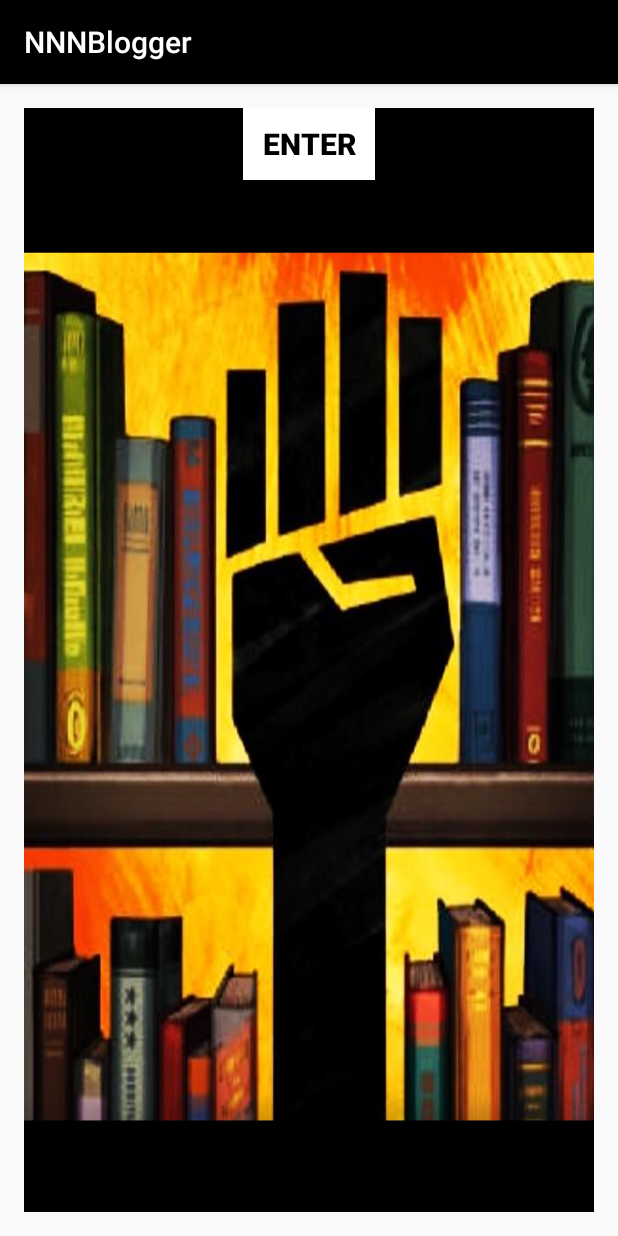
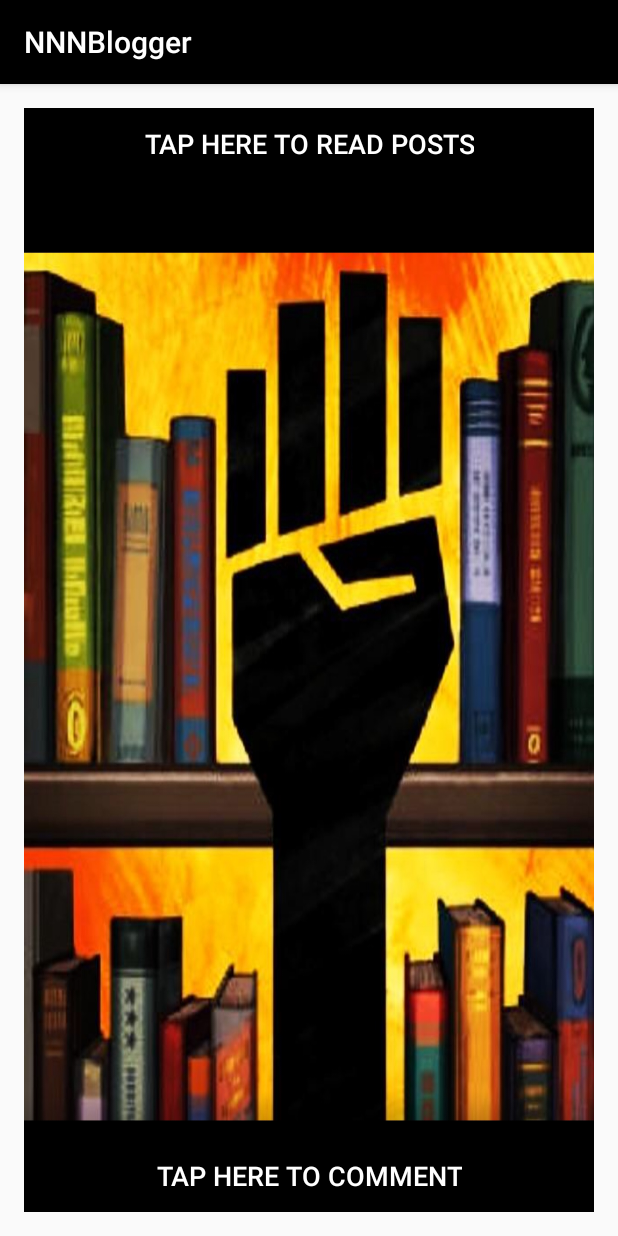
Before and after one commit to mdtolliver/NNNBlogger, an Android app: the MainActivity screen opened directly, with no data from a screen before it, on a phone screen of 412 x 824 dp. Run offline under Robolectric (Android 15) with nearby library versions, the phone set to English and light mode, and no system bars.

```diff
--- a/app/build.gradle
+++ b/app/build.gradle
@@ -20,7 +20,8 @@ android {
 }
 
 dependencies {
-    compile fileTree(dir: 'libs', include: ['*.jar'])
+    compile fileTree(include: ['*.jar'], dir: 'libs')
     testCompile 'junit:junit:4.12'
     compile 'com.android.support:appcompat-v7:24.1.1'
+    compile 'com.loopj.android:android-async-http:1.4.9'
 }
--- a/app/src/main/java/com/example/dsuappacademy/nnnblogger/MainActivity.java
+++ b/app/src/main/java/com/example/dsuappacademy/nnnblogger/MainActivity.java
@@ -17,7 +17,7 @@ public class MainActivity extends AppCompatActivity {
         setContentView(R.layout.activity_main);
 
 
-    Button btn =(Button) findViewById(R.id.btn);
+        Button btn = (Button) findViewById(R.id.btn);
 
         btn.setOnClickListener(new View.OnClickListener() {
 
@@ -31,4 +31,17 @@ public class MainActivity extends AppCompatActivity {
             }
 
         });
-    }}
+
+        Button btn2 = (Button) findViewById(R.id.btn2);
+
+        btn2.setOnClickListener(new View.OnClickListener() {
+            @Override
+            public void onClick (View v) {
+                // Opens Comment Activity screen
+                Intent intent = new Intent(MainActivity.this, CommentActivity.class);
+                startActivity(intent);
+            }
+
+            });}
+
+}
--- a/app/src/main/res/layout/activity_main.xml
+++ b/app/src/main/res/layout/activity_main.xml
@@ -20,14 +20,27 @@
         android:id="@+id/btn"
         android:layout_width="wrap_content"
         android:layout_height="wrap_content"
-        android:text="ENTER"
+        android:text="Tap here to Read Posts"
         android:onClick="blogPostsActivity"
-        android:background="@android:color/white"
-        android:textColor="@android:color/black"
+        android:background="@android:color/black"
+        android:textColor="@android:color/white"
         android:layout_alignParentBottom="false"
         android:layout_centerInParent="true"
         android:layout_alignParentTop="true"
-        android:textSize="20sp"
-        android:textStyle="bold" />
+        android:textSize="18sp"
+        android:textStyle="normal" />
 
+    <Button
+        android:id="@+id/btn2"
+        android:layout_width="wrap_content"
+        android:layout_height="wrap_content"
+        android:text="Tap here to Comment"
+        android:onClick="commentActivity"
+        android:background="@android:color/black"
+        android:textColor="@android:color/white"
+        android:layout_alignParentBottom="true"
+        android:layout_centerInParent="true"
+        android:layout_alignParentTop="false"
+        android:textSize="18sp"
+        android:textStyle="normal" />
 </RelativeLayout>
```
Also changed, not shown: app/src/main/AndroidManifest.xml (+14 -10 lines), app/src/main/java/com/example/dsuappacademy/nnnblogger/BlogPostsActivity.java (+62 -54 lines), app/src/main/java/com/example/dsuappacademy/nnnblogger/BlogPostsAdapter.java (+43 -42 lines), app/src/main/java/com/example/dsuappacademy/nnnblogger/BlogPostsPost.java (+17 -9 lines), app/src/main/java/com/example/dsuappacademy/nnnblogger/ContentfulClient.java (+20 -19 lines), app/src/main/res/layout/activity_blog_post_detail.xml (+35 -34 lines). Lines whose indentation alone changed are shown as unchanged.
